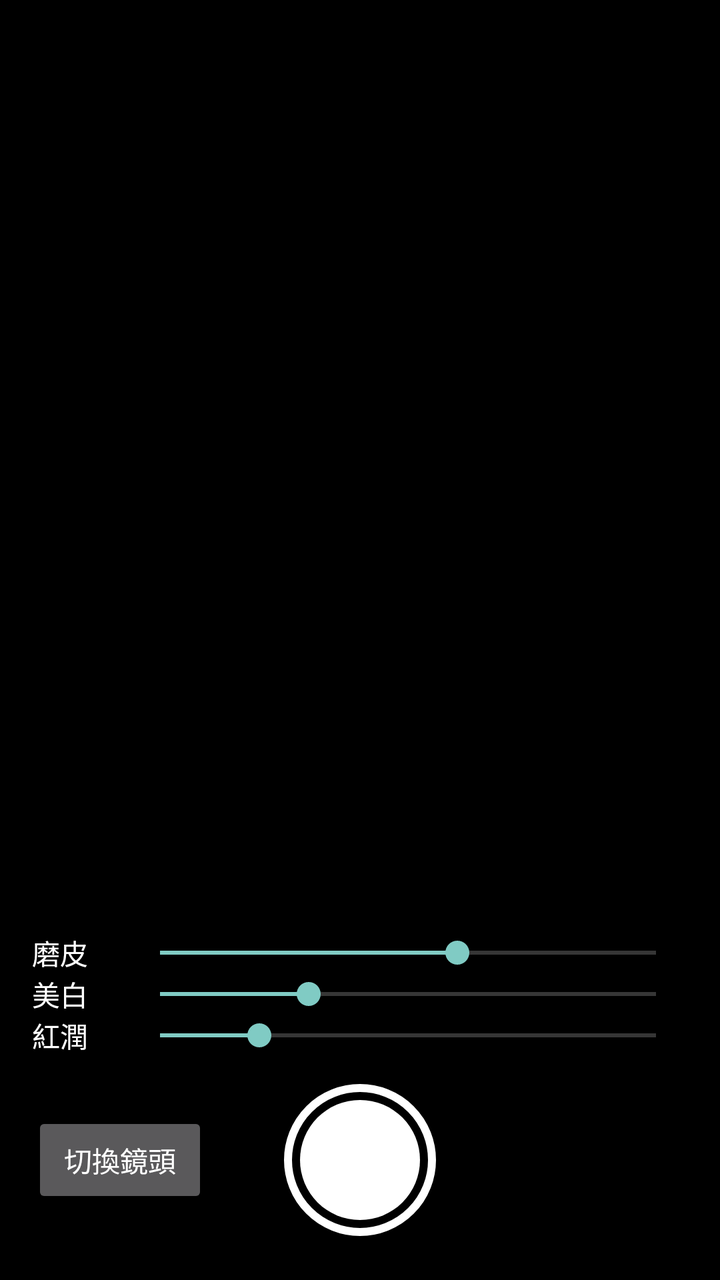
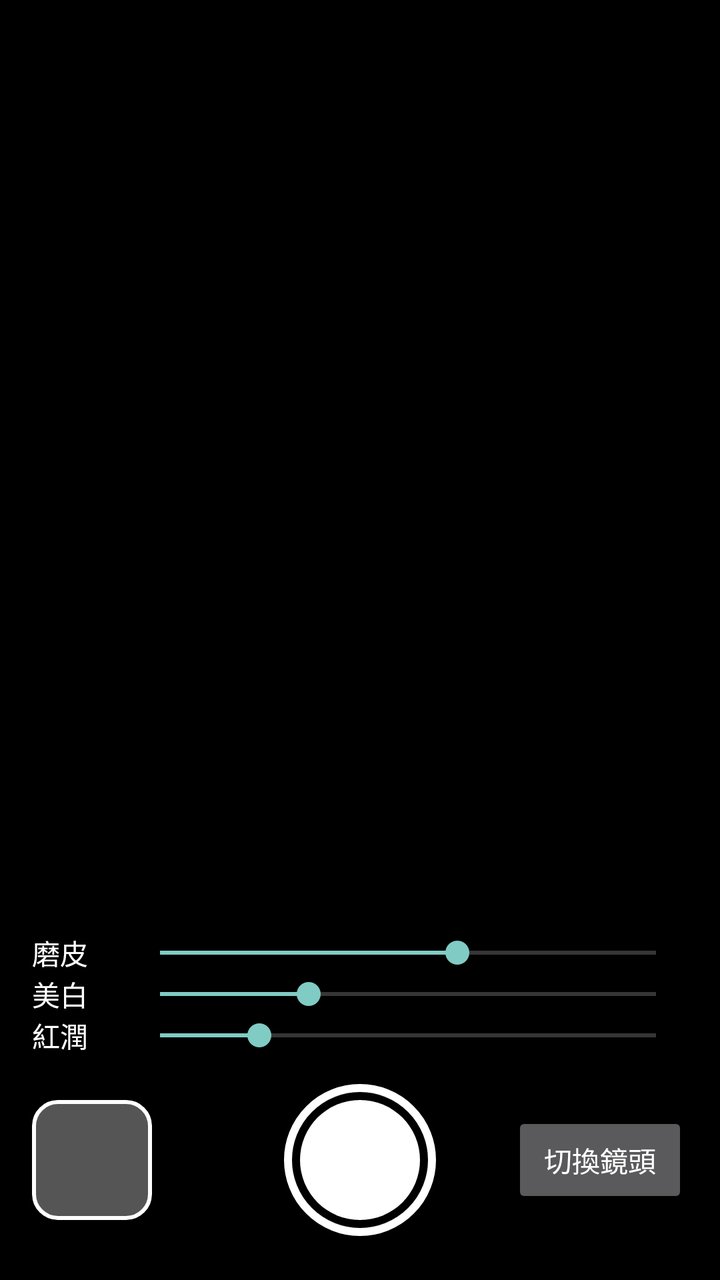

Compare the two renders of this Android layout. The source of the first and the diff that turns it into the second are given below.
<!-- AndroidManifest.xml: application theme Theme.GlowCam -->
<!-- res/layout/activity_main.xml -->
<?xml version="1.0" encoding="utf-8"?>
<FrameLayout xmlns:android="http://schemas.android.com/apk/res/android"
    android:id="@+id/root"
    android:layout_width="match_parent"
    android:layout_height="match_parent"
    android:background="@android:color/black">

    <ImageView
        android:id="@+id/preview"
        android:layout_width="match_parent"
        android:layout_height="match_parent"
        android:scaleType="centerCrop" />

    <LinearLayout
        android:id="@+id/permission_panel"
        android:layout_width="match_parent"
        android:layout_height="match_parent"
        android:gravity="center"
        android:orientation="vertical"
        android:visibility="gone">
        <TextView
            android:layout_width="wrap_content"
            android:layout_height="wrap_content"
            android:text="@string/need_permission"
            android:textColor="@android:color/white"
            android:textSize="16sp" />
        <Button
            android:id="@+id/grant"
            android:layout_width="wrap_content"
            android:layout_height="wrap_content"
            android:layout_marginTop="16dp"
            android:text="@string/grant" />
    </LinearLayout>

    <LinearLayout
        android:id="@+id/controls"
        android:layout_width="match_parent"
        android:layout_height="wrap_content"
        android:layout_gravity="bottom"
        android:background="#66000000"
        android:orientation="vertical"
        android:padding="16dp">

        <LinearLayout style="@style/SliderRow">
            <TextView style="@style/SliderLabel" android:text="@string/smooth" />
            <SeekBar android:id="@+id/seek_smooth" style="@style/SliderBar" android:progress="60" />
        </LinearLayout>
        <LinearLayout style="@style/SliderRow">
            <TextView style="@style/SliderLabel" android:text="@string/whiten" />
            <SeekBar android:id="@+id/seek_whiten" style="@style/SliderBar" android:progress="30" />
        </LinearLayout>
        <LinearLayout style="@style/SliderRow">
            <TextView style="@style/SliderLabel" android:text="@string/rosy" />
            <SeekBar android:id="@+id/seek_rosy" style="@style/SliderBar" android:progress="20" />
        </LinearLayout>

        <FrameLayout
            android:layout_width="match_parent"
            android:layout_height="88dp"
            android:layout_marginTop="8dp">
            <Button
                android:id="@+id/btn_switch"
                android:layout_width="wrap_content"
                android:layout_height="wrap_content"
                android:layout_gravity="center_vertical|start"
                android:text="@string/switch_camera" />
            <ImageButton
                android:id="@+id/btn_shutter"
                android:layout_width="76dp"
                android:layout_height="76dp"
                android:layout_gravity="center"
                android:background="@drawable/shutter_bg"
                android:contentDescription="@string/shutter" />
        </FrameLayout>
    </LinearLayout>
</FrameLayout>
<!-- resources referenced by this layout -->
<resources>
  <!-- drawable shutter_bg (drawable) -->
  <?xml version="1.0" encoding="utf-8"?>
  <layer-list xmlns:android="http://schemas.android.com/apk/res/android">
      <item>
          <shape android:shape="oval">
              <stroke android:width="4dp" android:color="#FFFFFF" />
              <solid android:color="#00000000" />
          </shape>
      </item>
      <item android:top="8dp" android:bottom="8dp" android:left="8dp" android:right="8dp">
          <shape android:shape="oval">
              <solid android:color="#FFFFFF" />
          </shape>
      </item>
  </layer-list>
  <string name="grant">授予權限</string>
  <string name="need_permission">需要相機權限才能使用美顏相機</string>
  <string name="rosy">紅潤</string>
  <string name="shutter">拍照</string>
  <string name="smooth">磨皮</string>
  <string name="switch_camera">切換鏡頭</string>
  <string name="whiten">美白</string>
  <style name="SliderBar">
          <item name="android:layout_width">0dp</item>
          <item name="android:layout_height">wrap_content</item>
          <item name="android:layout_weight">1</item>
          <item name="android:max">100</item>
      </style>
  <style name="SliderLabel">
          <item name="android:layout_width">48dp</item>
          <item name="android:layout_height">wrap_content</item>
          <item name="android:textColor">@android:color/white</item>
          <item name="android:textSize">14sp</item>
      </style>
  <style name="SliderRow">
          <item name="android:layout_width">match_parent</item>
          <item name="android:layout_height">wrap_content</item>
          <item name="android:orientation">horizontal</item>
          <item name="android:gravity">center_vertical</item>
      </style>
  <style name="Theme.GlowCam" parent="@android:style/Theme.Material.NoActionBar">
          <item name="android:windowBackground">@android:color/black</item>
          <item name="android:statusBarColor">@android:color/transparent</item>
          <item name="android:navigationBarColor">@android:color/transparent</item>
      </style>
</resources>

<!-- the commit's change to res/layout/activity_main.xml (unified diff, before → after) -->
@@ -58,11 +58,20 @@
             android:layout_width="match_parent"
             android:layout_height="88dp"
             android:layout_marginTop="8dp">
+            <ImageView
+                android:id="@+id/thumb"
+                android:layout_width="60dp"
+                android:layout_height="60dp"
+                android:layout_gravity="center_vertical|start"
+                android:background="@drawable/thumb_bg"
+                android:clipToOutline="true"
+                android:contentDescription="@string/gallery"
+                android:scaleType="centerCrop" />
             <Button
                 android:id="@+id/btn_switch"
                 android:layout_width="wrap_content"
                 android:layout_height="wrap_content"
-                android:layout_gravity="center_vertical|start"
+                android:layout_gravity="center_vertical|end"
                 android:text="@string/switch_camera" />
             <ImageButton
                 android:id="@+id/btn_shutter"
<!-- resource entries referenced after the edit -->
@@ -15,6 +15,14 @@
           </shape>
       </item>
   </layer-list>
+  <!-- drawable thumb_bg (drawable) -->
+  <?xml version="1.0" encoding="utf-8"?>
+  <shape xmlns:android="http://schemas.android.com/apk/res/android" android:shape="rectangle">
+      <solid android:color="#55FFFFFF" />
+      <stroke android:width="2dp" android:color="#FFFFFF" />
+      <corners android:radius="12dp" />
+  </shape>
+  <string name="gallery">相簿</string>
   <string name="grant">授予權限</string>
   <string name="need_permission">需要相機權限才能使用美顏相機</string>
   <string name="rosy">紅潤</string>
